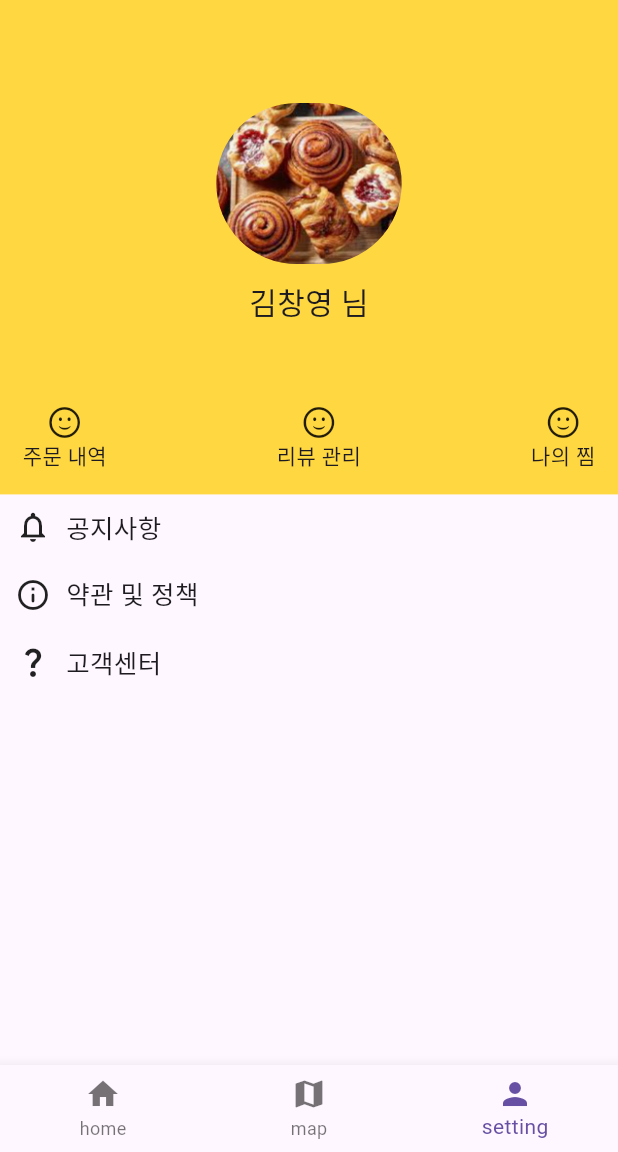
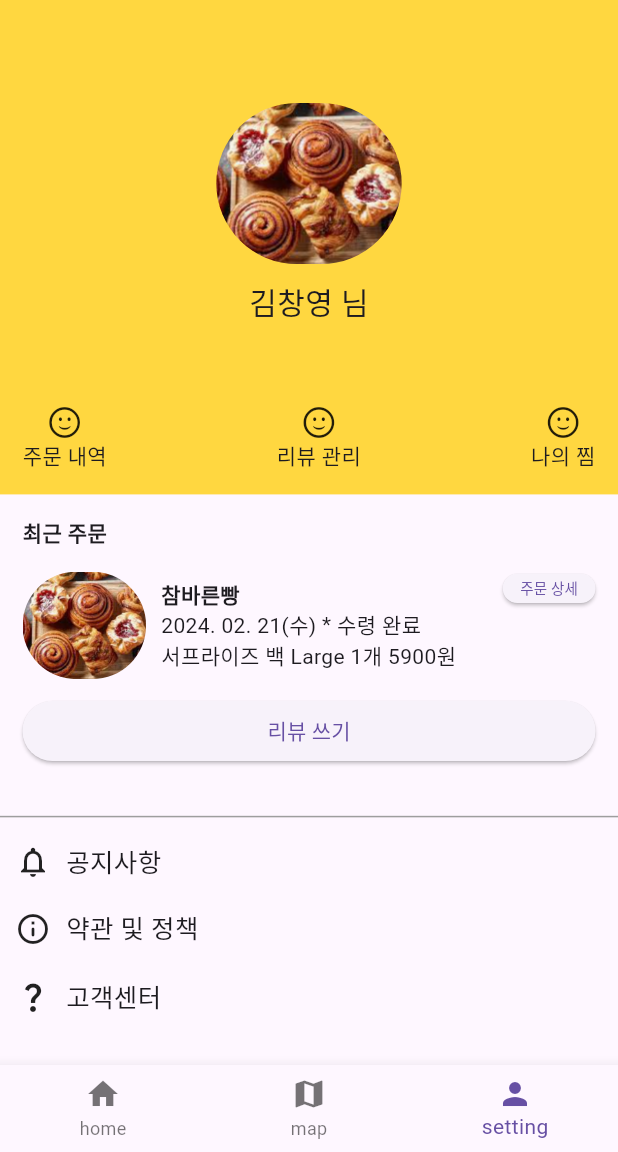
Before and after one commit to backtothefuture-team/backToTheFuture-frontend, a Flutter app: the screen it shows after launch, item 3 of the bottom bar chosen, on a phone screen of 412 x 824 dp, the part 84-1236 px from its top. Run offline on Flutter 3.47's test engine with Material 3 defaults, Android fonts, the phone set to English and light mode, and no system bars; our stand-ins replace dio, retrofit; generated files the repository leaves out were written again.

Commit message:
feat: third page 의 최근 주문 내역 구성

```diff
--- a/lib/ui/third/third_page.dart
+++ b/lib/ui/third/third_page.dart
@@ -1,5 +1,6 @@
 import 'package:flutter/material.dart';
 import 'package:rest_api_ex/ui/third/third_menu_list.dart';
+import 'package:rest_api_ex/ui/third/third_recent_order_list.dart';
 import 'package:rest_api_ex/ui/third/third_user_profile.dart';
 
 class ThirdPage extends StatelessWidget {
@@ -17,6 +18,8 @@ class ThirdPage extends StatelessWidget {
         child: Column(
           children: [
             UserProfile(),
+            RecentOrderList(),
+            Divider(color: Colors.grey,),
             MenuList()
           ],
         ),
--- /dev/null
+++ b/lib/ui/third/third_recent_order_list.dart
@@ -0,0 +1,117 @@
+import 'package:flutter/cupertino.dart';
+import 'package:flutter/material.dart';
+import 'package:flutter/widgets.dart';
+
+class RecentOrderList extends StatelessWidget {
+  const RecentOrderList({super.key});
+
+  @override
+  Widget build(BuildContext context) {
+    return Padding(
+      padding: const EdgeInsets.only(top: 15.0, left: 15.0, right: 15.0, bottom: 25.0),
+      child: Column(
+        crossAxisAlignment: CrossAxisAlignment.stretch,
+        children: [
+          const Text(
+            '최근 주문',
+            style: TextStyle(
+              fontWeight: FontWeight.bold
+            ),
+          ),
+
+          // 주문한 가게 정보, 상품 정보, '주문 상세' 버튼
+          myRecentOrder(context),
+
+          // '리뷰 쓰기' 버튼
+          reviewButton()
+        ],
+      ),
+    );
+  }
+
+  // 주문한 가게 정보, 상품 정보, '주문 상세' 버튼
+  Widget myRecentOrder(BuildContext context) {
+    return Container(
+      margin: EdgeInsets.only(top: 15.0, bottom: 10.0),
+      child: Row(
+        children: [
+
+          // 가게 이미지
+          SizedBox(
+            width: MediaQuery.of(context).size.width * 0.2,
+            child: ClipRRect(
+              borderRadius: BorderRadius.circular(50),
+              child: Image.asset(
+                'assets/images/sample2.png',
+              ),
+            ),
+          ),
+
+          // 주문한 가게 정보
+          const Expanded(
+            child: Padding(
+              padding: EdgeInsets.only(left: 10.0,),
+              child: Column(
+                crossAxisAlignment: CrossAxisAlignment.start,
+                children: [
+                  // 가게 이름
+                  Text(
+                    '참바른빵',
+                    style: TextStyle(
+                        fontWeight: FontWeight.bold
+                    ),
+                  ),
+
+                  // 주문 날짜 및 수령 정보
+                  Row(
+                    children: [
+                      Text('2024. 02. 21(수)'),
+                      Text(' * '),
+                      Text('수령 완료'),
+                    ],
+                  ),
+
+                  // 주문한 상품 내역
+                  Text('서프라이즈 백 Large 1개 5900원'),
+                ],
+              ),
+            ),
+          ),
+
+          // '주문 상세' 버튼
+          SizedBox(
+            width: MediaQuery.of(context).size.width * 0.15,
+            child: Column(
+              children: [
+                FittedBox(
+                  fit: BoxFit.contain,
+                  child: ElevatedButton(
+                      onPressed: (){},
+                      child: const Text(
+                        '주문 상세',
+                        style: TextStyle(fontSize: 20),
+                      )
+                  ),
+                ),
+
+                Container(
+                  height: MediaQuery.of(context).size.height * 0.06,
+                )
+              ],
+            ),
+          )
+        ],
+      ),
+    );
+  }
+
+  // '리뷰 쓰기' 버튼
+  Widget reviewButton() {
+    return ElevatedButton(
+        onPressed: (){},
+        child: Text(
+            '리뷰 쓰기'
+        )
+    );
+  }
+}
```
